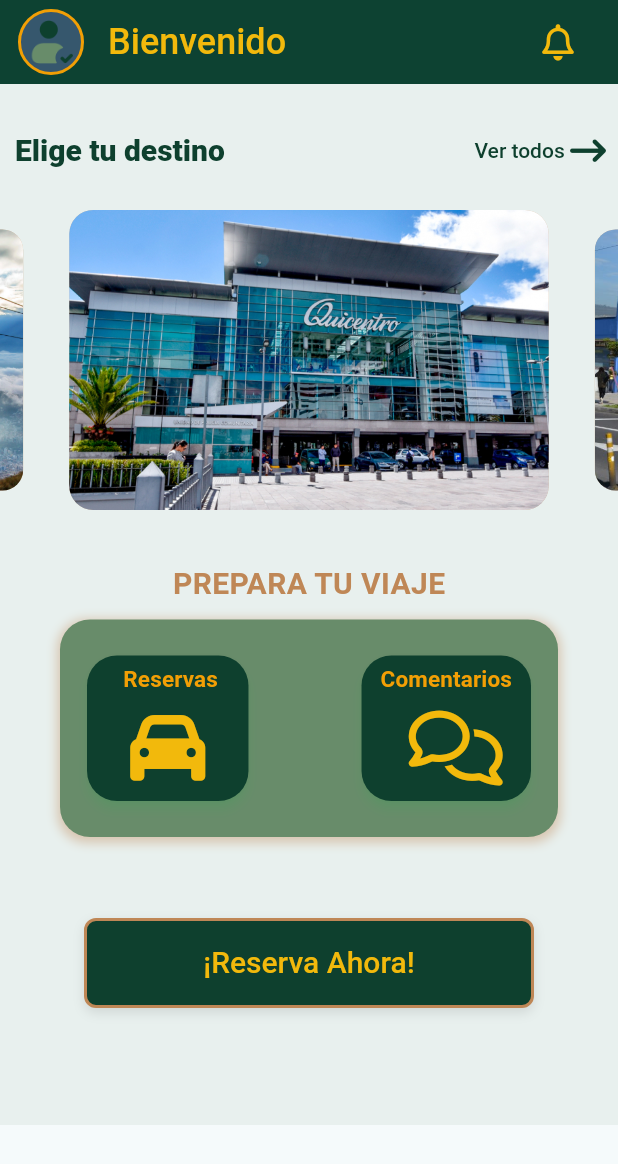
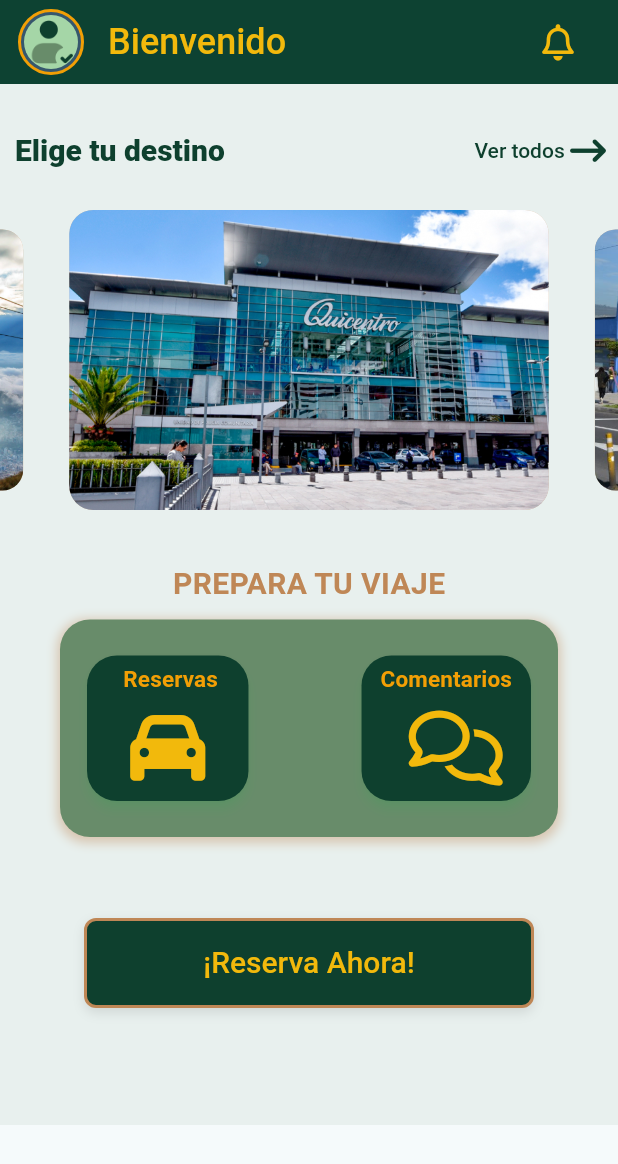
Before and after one commit to raymi-matango/P01F-WASIMAN, a Flutter app: the HomePage screen opened directly, on a phone screen of 412 x 824 dp. Shown: the top 1164 px of the screen. Run offline on Flutter 3.47's test engine with Material 3 defaults, Android fonts, the phone set to English and light mode, and no system bars; drawn by our look-alikes of carousel_slider; our stand-ins replace email_validator, flutter_staggered_animations, font_awesome_flutter, google_nav_bar, shared_preferences; accounts and stored records are empty; Roboto replaces fonts that are missing (Font Awesome, Readex Pro).

Commit message:
home actualizado

```diff
--- a/lib/pages/home.dart
+++ b/lib/pages/home.dart
@@ -36,11 +36,14 @@ class _HomePageState extends State<HomePage> {
               padding: EdgeInsets.all(2),
               child: ClipRRect(
                 borderRadius: BorderRadius.circular(50),
-                child: Image.asset(
-                  'assets/usuarios.png', // Ruta de la imagen de usuario en tus activos
-                  width: 40,
-                  height: 40,
-                  fit: BoxFit.cover,
+                child: Container(
+                  color: Colors.green.shade200, // Color de fondo del contenedor
+                  child: Image.asset(
+                    'assets/usuarios.png',
+                    width: 40,
+                    height: 40,
+                    fit: BoxFit.cover,
+                  ),
                 ),
               ),
             ),
```
